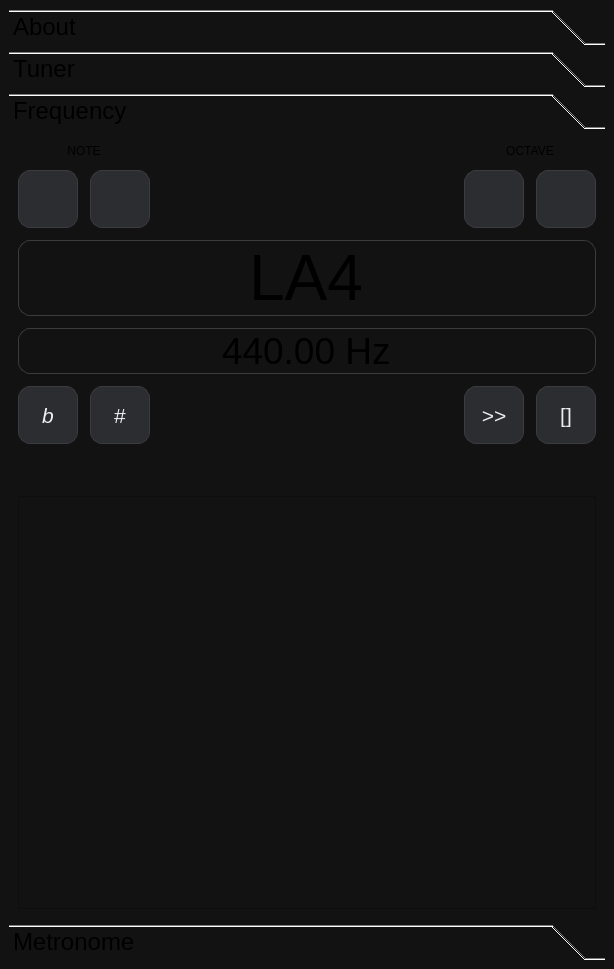
First picture: the form in mainwindow.ui, repository DjamesSuhanko/Musicool, before the edit.
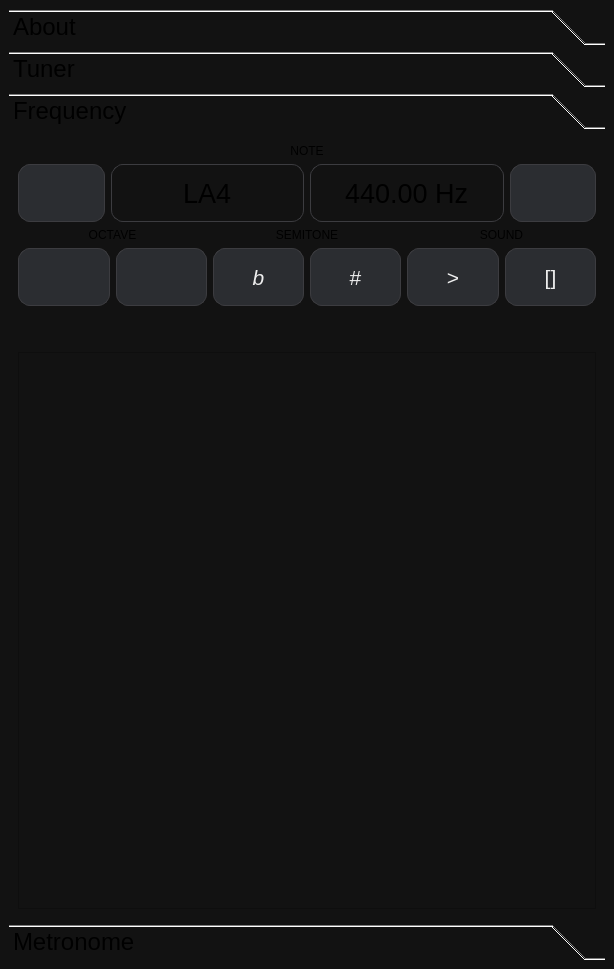
Second picture: the form after the edit.

Commit message: layout MUITO melhor

```diff
--- a/mainwindow.ui
+++ b/mainwindow.ui
@@ -211,117 +211,50 @@
           <string>Frequency</string>
          </attribute>
          <layout class="QGridLayout" name="gridLayout_6">
-          <item row="0" column="0">
-           <layout class="QVBoxLayout" name="verticalLayout_8">
-            <property name="spacing">
-             <number>12</number>
-            </property>
-            <item>
-             <layout class="QHBoxLayout" name="horizontalLayout_5">
-              <property name="spacing">
-               <number>12</number>
-              </property>
-              <property name="sizeConstraint">
-               <enum>QLayout::SizeConstraint::SetMinimumSize</enum>
-              </property>
-              <item>
-               <layout class="QHBoxLayout" name="horizontalLayout_6">
-                <property name="spacing">
-                 <number>12</number>
-                </property>
-                <item>
-                 <layout class="QVBoxLayout" name="verticalLayout_12">
-                  <item>
-                   <widget class="QLabel" name="label_3">
-                    <property name="text">
-                     <string>NOTE</string>
-                    </property>
-                    <property name="alignment">
-                     <set>Qt::AlignmentFlag::AlignCenter</set>
-                    </property>
-                   </widget>
-                  </item>
-                  <item>
-                   <layout class="QHBoxLayout" name="horizontalLayout_9">
-                    <property name="spacing">
-                     <number>12</number>
-                    </property>
-                    <item>
-                     <widget class="QPushButton" name="pushButton_previous">
+          <item row="2" column="0">
+           <layout class="QGridLayout" name="gridLayout_11">
+            <item row="2" column="0">
+             <widget class="QFrame" name="frame_staff">
+              <property name="sizePolicy">
+               <sizepolicy hsizetype="Preferred" vsizetype="Expanding">
+                <horstretch>0</horstretch>
+                <verstretch>0</verstretch>
+               </sizepolicy>
+              </property>
                       <property name="minimumSize">
                        <size>
-                        <width>60</width>
-                        <height>58</height>
-                       </size>
-                      </property>
-                      <property name="maximumSize">
-                       <size>
-                        <width>60</width>
-                        <height>60</height>
-                       </size>
-                      </property>
-                      <property name="font">
-                       <font>
-                        <pointsize>16</pointsize>
-                        <italic>true</italic>
-                       </font>
-                      </property>
-                      <property name="text">
-                       <string/>
-                      </property>
-                      <property name="checkable">
-                       <bool>false</bool>
-                      </property>
-                     </widget>
-                    </item>
-                    <item>
-                     <widget class="QPushButton" name="pushButton_next">
-                      <property name="minimumSize">
-                       <size>
-                        <width>60</width>
-                        <height>58</height>
-                       </size>
-                      </property>
-                      <property name="maximumSize">
-                       <size>
-                        <width>60</width>
-                        <height>60</height>
-                       </size>
-                      </property>
-                      <property name="font">
-                       <font>
-                        <pointsize>16</pointsize>
-                       </font>
-                      </property>
-                      <property name="text">
-                       <string/>
-                      </property>
-                      <property name="checkable">
-                       <bool>false</bool>
-                      </property>
-                     </widget>
-                    </item>
-                   </layout>
-                  </item>
-                 </layout>
-                </item>
-                <item>
-                 <spacer name="horizontalSpacer_9">
+                <width>0</width>
+                <height>120</height>
+               </size>
+              </property>
+              <property name="frameShape">
+               <enum>QFrame::Shape::StyledPanel</enum>
+              </property>
+              <property name="frameShadow">
+               <enum>QFrame::Shadow::Raised</enum>
+              </property>
+             </widget>
+            </item>
+            <item row="1" column="0">
+             <spacer name="verticalSpacer_4">
                   <property name="orientation">
-                   <enum>Qt::Orientation::Horizontal</enum>
+               <enum>Qt::Orientation::Vertical</enum>
+              </property>
+              <property name="sizeType">
+               <enum>QSizePolicy::Policy::Minimum</enum>
                   </property>
                   <property name="sizeHint" stdset="0">
                    <size>
-                    <width>40</width>
-                    <height>20</height>
+                <width>20</width>
+                <height>40</height>
                    </size>
                   </property>
                  </spacer>
                 </item>
-                <item>
-                 <layout class="QGridLayout" name="gridLayout_9">
                   <item row="0" column="0">
-                   <widget class="QLabel" name="label_2">
+             <layout class="QGridLayout" name="gridLayout_16">
+              <item row="0" column="0">
+               <widget class="QLabel" name="label_octaves">
                     <property name="text">
                      <string>OCTAVE</string>
                     </property>
@@ -330,23 +263,101 @@
                     </property>
                    </widget>
                   </item>
+              <item row="1" column="1">
+               <layout class="QGridLayout" name="gridLayout_14">
                   <item row="1" column="0">
-                   <layout class="QHBoxLayout" name="horizontalLayout_7">
-                    <property name="spacing">
-                     <number>12</number>
+                 <layout class="QGridLayout" name="gridLayout_12">
+                  <item row="0" column="0">
+                   <widget class="QPushButton" name="pushButton_bemol">
+                    <property name="sizePolicy">
+                     <sizepolicy hsizetype="Expanding" vsizetype="Fixed">
+                      <horstretch>0</horstretch>
+                      <verstretch>0</verstretch>
+                     </sizepolicy>
                     </property>
+                    <property name="minimumSize">
+                     <size>
+                      <width>0</width>
+                      <height>58</height>
+                     </size>
+                    </property>
+                    <property name="maximumSize">
+                     <size>
+                      <width>16777215</width>
+                      <height>16777215</height>
+                     </size>
+                    </property>
+                    <property name="font">
+                     <font>
+                      <pointsize>16</pointsize>
+                      <italic>true</italic>
+                     </font>
+                    </property>
+                    <property name="text">
+                     <string>b</string>
+                    </property>
+                    <property name="checkable">
+                     <bool>false</bool>
+                    </property>
+                   </widget>
+                  </item>
+                  <item row="0" column="1">
+                   <widget class="QPushButton" name="pushButton_sharp">
+                    <property name="sizePolicy">
+                     <sizepolicy hsizetype="Expanding" vsizetype="Fixed">
+                      <horstretch>0</horstretch>
+                      <verstretch>0</verstretch>
+                     </sizepolicy>
+                    </property>
+                    <property name="minimumSize">
+                     <size>
+                      <width>0</width>
+                      <height>58</height>
+                     </size>
+                    </property>
+                    <property name="maximumSize">
+                     <size>
+                      <width>16777215</width>
+                      <height>16777215</height>
+                     </size>
+                    </property>
+                    <property name="font">
+                     <font>
+                      <pointsize>16</pointsize>
+                     </font>
+                    </property>
+                    <property name="text">
+                     <string>#</string>
+                    </property>
+                    <property name="checkable">
+                     <bool>false</bool>
+                    </property>
+                   </widget>
+                  </item>
+                 </layout>
+                </item>
+               </layout>
+              </item>
+              <item row="1" column="0">
+               <layout class="QHBoxLayout" name="horizontalLayout_6">
                     <item>
                      <widget class="QPushButton" name="pushButton_octave_down">
+                  <property name="sizePolicy">
+                   <sizepolicy hsizetype="Expanding" vsizetype="Fixed">
+                    <horstretch>0</horstretch>
+                    <verstretch>0</verstretch>
+                   </sizepolicy>
+                  </property>
                       <property name="minimumSize">
                        <size>
-                        <width>60</width>
+                    <width>0</width>
                         <height>58</height>
                        </size>
                       </property>
                       <property name="maximumSize">
                        <size>
-                        <width>60</width>
-                        <height>60</height>
+                    <width>16777215</width>
+                    <height>16777215</height>
                        </size>
                       </property>
                       <property name="font">
@@ -365,16 +376,22 @@
                     </item>
                     <item>
                      <widget class="QPushButton" name="pushButton_octave_up">
+                  <property name="sizePolicy">
+                   <sizepolicy hsizetype="Expanding" vsizetype="Fixed">
+                    <horstretch>0</horstretch>
+                    <verstretch>0</verstretch>
+                   </sizepolicy>
+                  </property>
                       <property name="minimumSize">
                        <size>
-                        <width>60</width>
+                    <width>0</width>
                         <height>58</height>
                        </size>
                       </property>
                       <property name="maximumSize">
                        <size>
-                        <width>60</width>
-                        <height>60</height>
+                    <width>16777215</width>
+                    <height>16777215</height>
                        </size>
                       </property>
                       <property name="font">
@@ -393,17 +410,146 @@
                     </item>
                    </layout>
                   </item>
+              <item row="0" column="1">
+               <widget class="QLabel" name="label_semitons">
+                <property name="text">
+                 <string>SEMITONE</string>
+                </property>
+                <property name="alignment">
+                 <set>Qt::AlignmentFlag::AlignCenter</set>
+                </property>
+               </widget>
+              </item>
+              <item row="1" column="2">
+               <layout class="QGridLayout" name="gridLayout_17">
+                <item row="1" column="0">
+                 <layout class="QGridLayout" name="gridLayout_10">
+                  <item row="1" column="2">
+                   <widget class="QPushButton" name="pushButton_stop_2">
+                    <property name="sizePolicy">
+                     <sizepolicy hsizetype="Expanding" vsizetype="Fixed">
+                      <horstretch>0</horstretch>
+                      <verstretch>0</verstretch>
+                     </sizepolicy>
+                    </property>
+                    <property name="minimumSize">
+                     <size>
+                      <width>0</width>
+                      <height>58</height>
+                     </size>
+                    </property>
+                    <property name="maximumSize">
+                     <size>
+                      <width>16777215</width>
+                      <height>16777215</height>
+                     </size>
+                    </property>
+                    <property name="font">
+                     <font>
+                      <pointsize>16</pointsize>
+                      <italic>false</italic>
+                     </font>
+                    </property>
+                    <property name="text">
+                     <string>[]</string>
+                    </property>
+                    <property name="checkable">
+                     <bool>false</bool>
+                    </property>
+                   </widget>
+                  </item>
+                  <item row="1" column="0">
+                   <widget class="QPushButton" name="pushButton_start_2">
+                    <property name="sizePolicy">
+                     <sizepolicy hsizetype="Expanding" vsizetype="Fixed">
+                      <horstretch>0</horstretch>
+                      <verstretch>0</verstretch>
+                     </sizepolicy>
+                    </property>
+                    <property name="minimumSize">
+                     <size>
+                      <width>0</width>
+                      <height>58</height>
+                     </size>
+                    </property>
+                    <property name="maximumSize">
+                     <size>
+                      <width>16777215</width>
+                      <height>16777215</height>
+                     </size>
+                    </property>
+                    <property name="font">
+                     <font>
+                      <pointsize>16</pointsize>
+                      <italic>false</italic>
+                     </font>
+                    </property>
+                    <property name="text">
+                     <string>&gt;</string>
+                    </property>
+                    <property name="checkable">
+                     <bool>false</bool>
+                    </property>
+                   </widget>
+                  </item>
                  </layout>
                 </item>
                </layout>
               </item>
+              <item row="0" column="2">
+               <widget class="QLabel" name="label_semitons_2">
+                <property name="text">
+                 <string>SOUND</string>
+                </property>
+                <property name="alignment">
+                 <set>Qt::AlignmentFlag::AlignCenter</set>
+                </property>
+               </widget>
+              </item>
              </layout>
             </item>
+           </layout>
+          </item>
+          <item row="1" column="0">
+           <layout class="QHBoxLayout" name="horizontalLayout_9">
             <item>
-             <layout class="QVBoxLayout" name="verticalLayout_9">
-              <property name="sizeConstraint">
-               <enum>QLayout::SizeConstraint::SetMinimumSize</enum>
-              </property>
+             <layout class="QGridLayout" name="gridLayout_15">
+              <item row="1" column="0">
+               <layout class="QHBoxLayout" name="horizontalLayout_5">
+                <item>
+                 <widget class="QPushButton" name="pushButton_previous">
+                  <property name="sizePolicy">
+                   <sizepolicy hsizetype="Expanding" vsizetype="Fixed">
+                    <horstretch>0</horstretch>
+                    <verstretch>0</verstretch>
+                   </sizepolicy>
+                  </property>
+                  <property name="minimumSize">
+                   <size>
+                    <width>0</width>
+                    <height>58</height>
+                   </size>
+                  </property>
+                  <property name="maximumSize">
+                   <size>
+                    <width>16777215</width>
+                    <height>16777215</height>
+                   </size>
+                  </property>
+                  <property name="font">
+                   <font>
+                    <pointsize>16</pointsize>
+                    <italic>true</italic>
+                   </font>
+                  </property>
+                  <property name="text">
+                   <string/>
+                  </property>
+                  <property name="checkable">
+                   <bool>false</bool>
+                  </property>
+                 </widget>
+                </item>
               <item>
                <widget class="QLineEdit" name="lineEdit_notes">
                 <property name="sizePolicy">
@@ -412,15 +558,21 @@
                   <verstretch>0</verstretch>
                  </sizepolicy>
                 </property>
+                  <property name="minimumSize">
+                   <size>
+                    <width>0</width>
+                    <height>0</height>
+                   </size>
+                  </property>
                 <property name="maximumSize">
                  <size>
-                  <width>1000</width>
-                  <height>1000</height>
+                    <width>16777215</width>
+                    <height>16777215</height>
                  </size>
                 </property>
                 <property name="font">
                  <font>
-                  <pointsize>48</pointsize>
+                    <pointsize>20</pointsize>
                  </font>
                 </property>
                 <property name="inputMethodHints">
@@ -447,13 +599,13 @@
                 </property>
                 <property name="maximumSize">
                  <size>
-                  <width>1000</width>
-                  <height>1000</height>
+                    <width>16777215</width>
+                    <height>16777215</height>
                  </size>
                 </property>
                 <property name="font">
                  <font>
-                  <pointsize>28</pointsize>
+                    <pointsize>20</pointsize>
                  </font>
                 </property>
                 <property name="inputMethodHints">
@@ -470,173 +622,10 @@
                 </property>
                </widget>
               </item>
-             </layout>
-            </item>
             <item>
-             <layout class="QHBoxLayout" name="horizontalLayout_8">
-              <property name="spacing">
-               <number>12</number>
-              </property>
-              <property name="sizeConstraint">
-               <enum>QLayout::SizeConstraint::SetMinimumSize</enum>
-              </property>
-              <item>
-               <layout class="QHBoxLayout" name="horizontalLayout_11">
-                <item>
-                 <widget class="QPushButton" name="pushButton_bemol">
-                  <property name="minimumSize">
-                   <size>
-                    <width>60</width>
-                    <height>58</height>
-                   </size>
-                  </property>
-                  <property name="maximumSize">
-                   <size>
-                    <width>60</width>
-                    <height>60</height>
-                   </size>
-                  </property>
-                  <property name="font">
-                   <font>
-                    <pointsize>16</pointsize>
-                    <italic>true</italic>
-                   </font>
-                  </property>
-                  <property name="text">
-                   <string>b</string>
-                  </property>
-                  <property name="checkable">
-                   <bool>false</bool>
-                  </property>
-                 </widget>
-                </item>
-                <item>
-                 <widget class="QPushButton" name="pushButton_sharp">
-                  <property name="minimumSize">
-                   <size>
-                    <width>60</width>
-                    <height>58</height>
-                   </size>
-                  </property>
-                  <property name="maximumSize">
-                   <size>
-                    <width>60</width>
-                    <height>60</height>
-                   </size>
-                  </property>
-                  <property name="font">
-                   <font>
-                    <pointsize>16</pointsize>
-                   </font>
-                  </property>
-                  <property name="text">
-                   <string>#</string>
-                  </property>
-                  <property name="checkable">
-                   <bool>false</bool>
-                  </property>
-                 </widget>
-                </item>
-               </layout>
-              </item>
-              <item>
-               <spacer name="horizontalSpacer_10">
-                <property name="orientation">
-                 <enum>Qt::Orientation::Horizontal</enum>
-                </property>
-                <property name="sizeHint" stdset="0">
-                 <size>
-                  <width>40</width>
-                  <height>20</height>
-                 </size>
-                </property>
-               </spacer>
-              </item>
-              <item>
-               <layout class="QHBoxLayout" name="horizontalLayout_10">
-                <property name="spacing">
-                 <number>12</number>
-                </property>
-                <item>
-                 <widget class="QPushButton" name="pushButton_start_2">
-                  <property name="minimumSize">
-                   <size>
-                    <width>60</width>
-                    <height>58</height>
-                   </size>
-                  </property>
-                  <property name="maximumSize">
-                   <size>
-                    <width>60</width>
-                    <height>60</height>
-                   </size>
-                  </property>
-                  <property name="font">
-                   <font>
-                    <pointsize>16</pointsize>
-                    <italic>false</italic>
-                   </font>
-                  </property>
-                  <property name="text">
-                   <string>&gt;&gt;</string>
-                  </property>
-                  <property name="checkable">
-                   <bool>false</bool>
-                  </property>
-                 </widget>
-                </item>
-                <item>
-                 <widget class="QPushButton" name="pushButton_stop_2">
-                  <property name="minimumSize">
-                   <size>
-                    <width>60</width>
-                    <height>58</height>
-                   </size>
-                  </property>
-                  <property name="maximumSize">
-                   <size>
-                    <width>60</width>
-                    <height>60</height>
-                   </size>
-                  </property>
-                  <property name="font">
-                   <font>
-                    <pointsize>16</pointsize>
-                    <italic>false</italic>
-                   </font>
-                  </property>
-                  <property name="text">
-                   <string>[]</string>
-                  </property>
-                  <property name="checkable">
-                   <bool>false</bool>
-                  </property>
-                 </widget>
-                </item>
-               </layout>
-              </item>
-             </layout>
-            </item>
-            <item>
-             <spacer name="verticalSpacer_4">
-              <property name="orientation">
-               <enum>Qt::Orientation::Vertical</enum>
-              </property>
-              <property name="sizeType">
-               <enum>QSizePolicy::Policy::Minimum</enum>
-              </property>
-              <property name="sizeHint" stdset="0">
-               <size>
-                <width>20</width>
-                <height>40</height>
-               </size>
-              </property>
-             </spacer>
-            </item>
-            <item>
-             <widget class="QFrame" name="frame_staff">
+                 <widget class="QPushButton" name="pushButton_next">
               <property name="sizePolicy">
-               <sizepolicy hsizetype="Preferred" vsizetype="Expanding">
+                   <sizepolicy hsizetype="Expanding" vsizetype="Fixed">
                 <horstretch>0</horstretch>
                 <verstretch>0</verstretch>
                </sizepolicy>
@@ -644,16 +633,41 @@
               <property name="minimumSize">
                <size>
                 <width>0</width>
-                <height>120</height>
-               </size>
-              </property>
-              <property name="frameShape">
-               <enum>QFrame::Shape::StyledPanel</enum>
-              </property>
-              <property name="frameShadow">
-               <enum>QFrame::Shadow::Raised</enum>
-              </property>
-             </widget>
+                    <height>58</height>
+                   </size>
+                  </property>
+                  <property name="maximumSize">
+                   <size>
+                    <width>16777215</width>
+                    <height>16777215</height>
+                   </size>
+                  </property>
+                  <property name="font">
+                   <font>
+                    <pointsize>16</pointsize>
+                   </font>
+                  </property>
+                  <property name="text">
+                   <string/>
+                  </property>
+                  <property name="checkable">
+                   <bool>false</bool>
+                  </property>
+                 </widget>
+                </item>
+               </layout>
+              </item>
+              <item row="0" column="0">
+               <widget class="QLabel" name="label_notes">
+                <property name="text">
+                 <string>NOTE</string>
+                </property>
+                <property name="alignment">
+                 <set>Qt::AlignmentFlag::AlignCenter</set>
+                </property>
+               </widget>
+              </item>
+             </layout>
             </item>
            </layout>
           </item>
```
Lines whose indentation alone changed are shown as unchanged. The commit also changes 1 other file.
